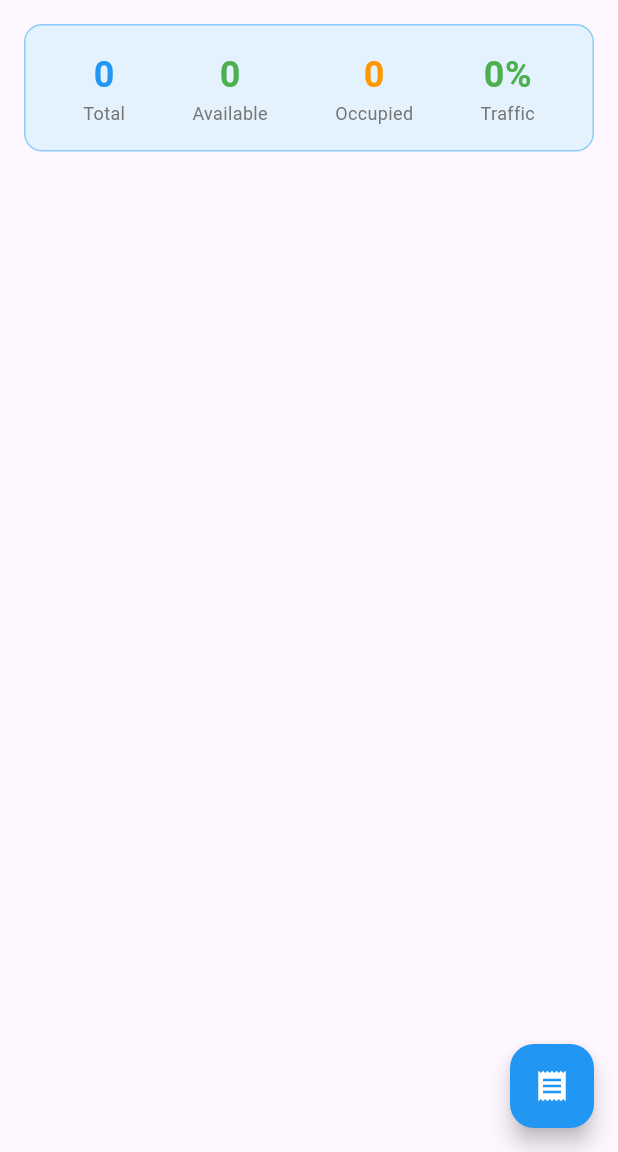
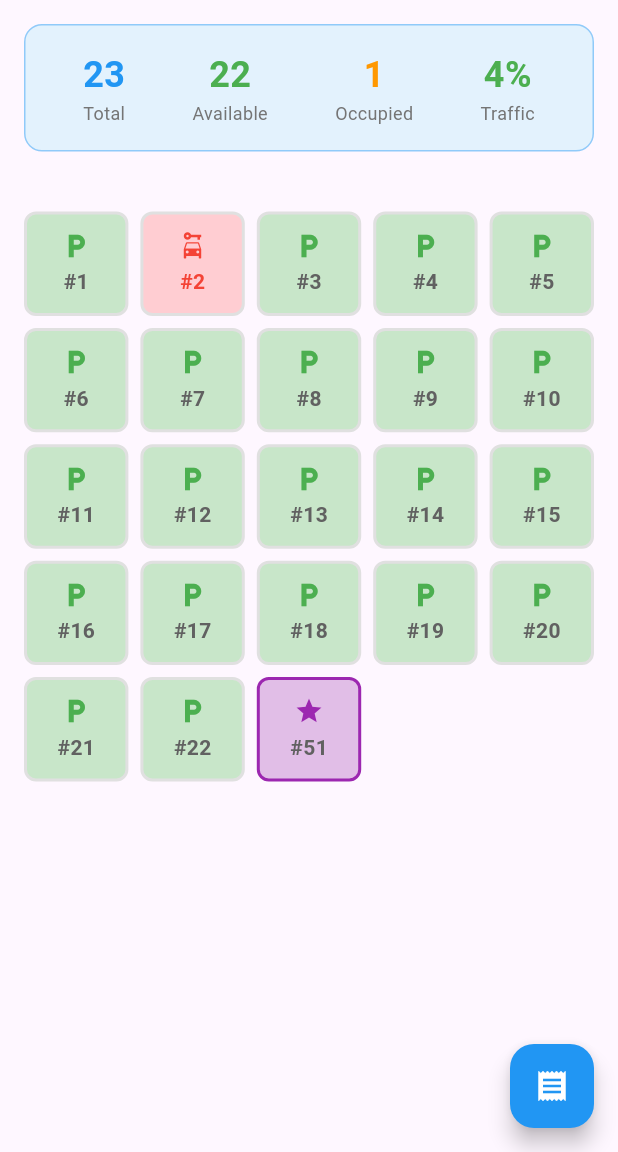
Before and after one commit to jeetsdev/flutter_machine_code, a Flutter app: the screen it shows after launch, after a tap on "Parking Lot System", on a phone screen of 412 x 824 dp, the part 84-1236 px from its top. Run offline on Flutter 3.47's test engine with Material 3 defaults, Android fonts, the phone set to English and light mode, and no system bars; our stand-ins replace dio, flutter_bloc, just_audio.

Commit message:
code changes

```diff
--- a/lib/parking_lot/presentation/bloc/parking_bloc.dart
+++ b/lib/parking_lot/presentation/bloc/parking_bloc.dart
@@ -37,8 +37,12 @@ class ParkingBloc extends Bloc<ParkingEvent, ParkingState> {
   ) async {
     emit(state.loading());
     try {
+      final activeTickets = await getActiveTicketsUseCase.execute();
+
+      if (state.slots.isEmpty) {
         final slots = await getAllSlotsUseCase.execute();
-      final activeTickets = await getActiveTicketsUseCase.execute();
+        emit(state.success(slots: slots, activeTickets: activeTickets));
+      } else {
         final updatedSlots = state.slots.map((slot) {
           if (slot.id == event.slotId) {
             return slot.copyWith(isOccupied: true);
@@ -47,8 +51,8 @@ class ParkingBloc extends Bloc<ParkingEvent, ParkingState> {
         }).toList();
         emit(state.success(
           slots: updatedSlots,
-        activeTickets: activeTickets,
         ));
+      }
     } catch (e) {
       emit(state.error(e.toString()));
     }
--- a/lib/parking_lot/presentation/screens/parking_lot_screen.dart
+++ b/lib/parking_lot/presentation/screens/parking_lot_screen.dart
@@ -90,7 +90,7 @@ class SummaryCard extends StatelessWidget {
 
 class ParkingGrid extends StatelessWidget {
   final List<ParkingSlot> slots;
-  final Function(BuildContext, ParkingSlot) onUnpark;
+  final Function(BuildContext, ParkingSlot, ParkingBloc) onUnpark;
 
   const ParkingGrid({
     super.key,
@@ -122,7 +122,7 @@ class ParkingGrid extends StatelessWidget {
 
 class SlotCard extends StatelessWidget {
   final ParkingSlot slot;
-  final Function(BuildContext, ParkingSlot) onUnpark;
+  final Function(BuildContext, ParkingSlot, ParkingBloc) onUnpark;
 
   const SlotCard({
     super.key,
@@ -146,7 +146,7 @@ class SlotCard extends StatelessWidget {
     return GestureDetector(
       onTap: () {
         if (slot.isOccupied) {
-          onUnpark(context, slot);
+          onUnpark(context, slot, context.read<ParkingBloc>());
         } else {
           context.read<ParkingBloc>().add(ParkVehicle(slot.id));
         }
@@ -195,7 +195,8 @@ class ParkingLotScreen extends StatefulWidget {
 }
 
 class _ParkingLotScreenState extends State<ParkingLotScreen> {
-  void _showPricingDialog(BuildContext context, ParkingState state) {
+  late ParkingBloc _parkingBloc;
+  void _showPricingDialog(BuildContext context, ParkingBloc bloc) {
     showDialog(
       context: context,
       builder: (context) => SimpleDialog(
@@ -203,21 +204,21 @@ class _ParkingLotScreenState extends State<ParkingLotScreen> {
         children: [
           SimpleDialogOption(
             onPressed: () {
-              context.read<ParkingBloc>().add(SelectPricingType('hourly'));
+              bloc.add(SelectPricingType('hourly'));
               Navigator.pop(context);
             },
             child: const Text('HOURLY'),
           ),
           SimpleDialogOption(
             onPressed: () {
-              context.read<ParkingBloc>().add(SelectPricingType('daily'));
+              bloc.add(SelectPricingType('daily'));
               Navigator.pop(context);
             },
             child: const Text('DAILY'),
           ),
           SimpleDialogOption(
             onPressed: () {
-              context.read<ParkingBloc>().add(SelectPricingType('vip'));
+              bloc.add(SelectPricingType('vip'));
               Navigator.pop(context);
             },
             child: const Text('VIP'),
@@ -227,7 +228,8 @@ class _ParkingLotScreenState extends State<ParkingLotScreen> {
     );
   }
 
-  void _showUnparkDialog(BuildContext context, ParkingSlot slot) {
+  void _showUnparkDialog(
+      BuildContext context, ParkingSlot slot, ParkingBloc bloc) {
     final ticket = ParkingTicket(
       slotId: slot.id,
       entryTime: DateTime.now().subtract(const Duration(hours: 2)),
@@ -253,7 +255,6 @@ class _ParkingLotScreenState extends State<ParkingLotScreen> {
           ),
           ElevatedButton(
             onPressed: () {
-              final bloc = context.read<ParkingBloc>();
               bloc.add(
                 UnparkVehicle(ticket, bloc.state.selectedPricingType),
               );
@@ -273,7 +274,7 @@ class _ParkingLotScreenState extends State<ParkingLotScreen> {
         slots: state.slots.where((slot) => slot.isOccupied).toList(),
         onUnpark: (slot) {
           Navigator.pop(context);
-          _showUnparkDialog(context, slot);
+          _showUnparkDialog(context, slot, _parkingBloc);
         },
       ),
     );
@@ -283,7 +284,8 @@ class _ParkingLotScreenState extends State<ParkingLotScreen> {
   void initState() {
     super.initState();
     WidgetsBinding.instance.addPostFrameCallback((_) {
-      context.read<ParkingBloc>().add(LoadParkingSlots());
+      _parkingBloc = context.read<ParkingBloc>();
+      _parkingBloc.add(LoadParkingSlots());
     });
   }
 
@@ -291,26 +293,26 @@ class _ParkingLotScreenState extends State<ParkingLotScreen> {
   Widget build(BuildContext context) {
     return BlocConsumer<ParkingBloc, ParkingState>(
       listener: (context, state) {
-        if (state.isSuccess) {
-          if (state.lastParkedTicket != null) {
-            ScaffoldMessenger.of(context).showSnackBar(
-              SnackBar(
-                content: Text(
-                    'Vehicle parked in slot #${state.lastParkedTicket!.slotId}'),
-                backgroundColor: Colors.green,
-              ),
-            );
-          }
-          if (state.lastUnparkResult != null) {
-            ScaffoldMessenger.of(context).showSnackBar(
-              SnackBar(
-                content: Text(
-                    'Vehicle unparked. Fee: \$${state.lastUnparkResult!.price.toStringAsFixed(2)} (${state.lastUnparkResult!.pricingStrategy})'),
-                backgroundColor: Colors.blue,
-              ),
-            );
-          }
-        }
+        // if (state.isSuccess) {
+        //   if (state.lastParkedTicket != null) {
+        //     ScaffoldMessenger.of(context).showSnackBar(
+        //       SnackBar(
+        //         content: Text(
+        //             'Vehicle parked in slot #${state.lastParkedTicket!.slotId}'),
+        //         backgroundColor: Colors.green,
+        //       ),
+        //     );
+        //   }
+        //   if (state.lastUnparkResult != null) {
+        //     ScaffoldMessenger.of(context).showSnackBar(
+        //       SnackBar(
+        //         content: Text(
+        //             'Vehicle unparked. Fee: \$${state.lastUnparkResult!.price.toStringAsFixed(2)} (${state.lastUnparkResult!.pricingStrategy})'),
+        //         backgroundColor: Colors.blue,
+        //       ),
+        //     );
+        //   }
+        // }
       },
       builder: (context, state) {
         return Scaffold(
@@ -322,7 +324,8 @@ class _ParkingLotScreenState extends State<ParkingLotScreen> {
                   foregroundColor: Colors.white,
                   actions: [
                     TextButton.icon(
-                      onPressed: () => _showPricingDialog(context, state),
+                      onPressed: () =>
+                          _showPricingDialog(context, _parkingBloc),
                       icon: Text(
                         state.selectedPricingType.toUpperCase(),
                         style: const TextStyle(color: Colors.white),
```
Lines whose indentation alone changed are shown as unchanged.
